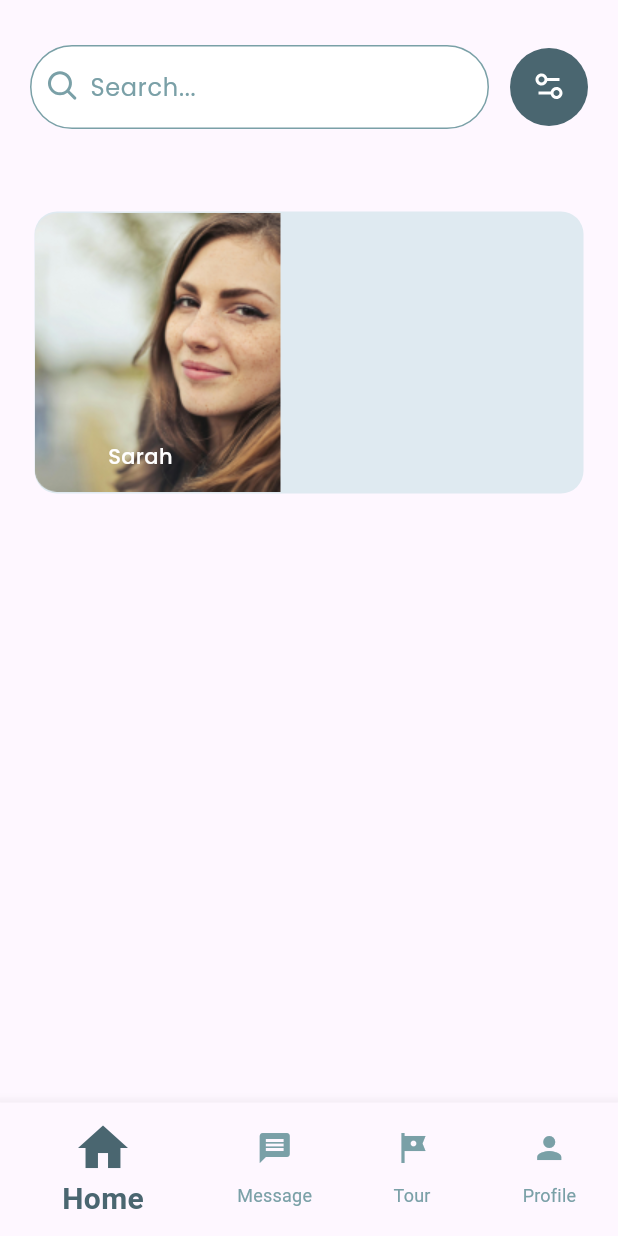
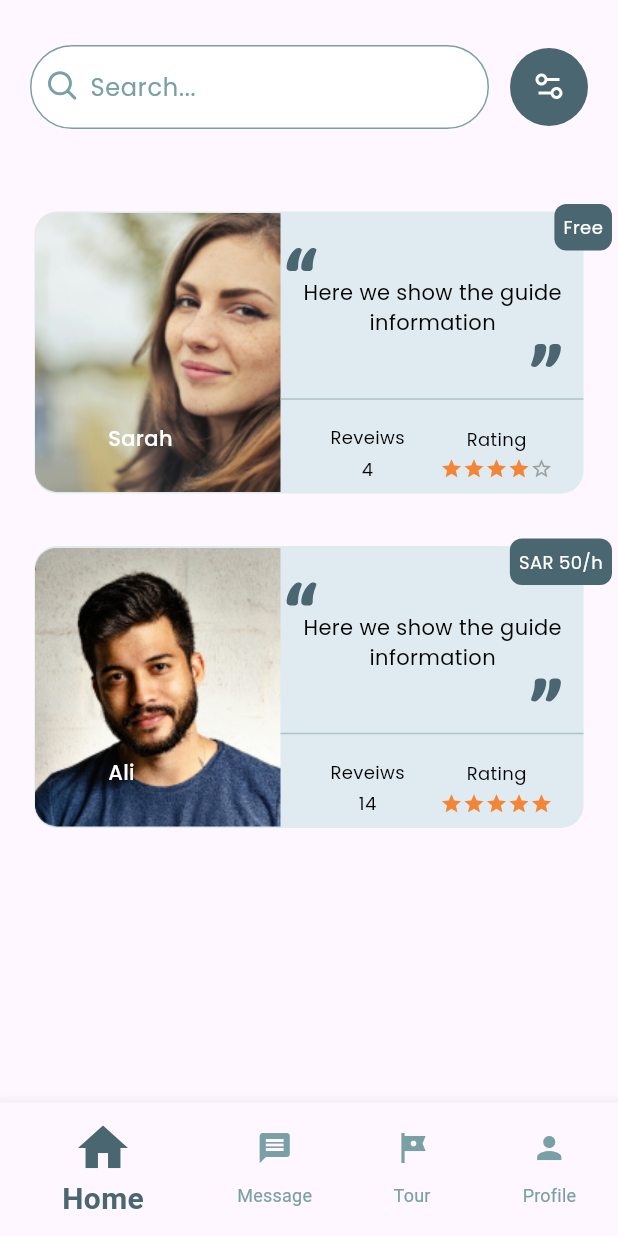
Before and after one commit to ftoome545/TravelMate-project, a Flutter app: the screen it shows after launch, on a phone screen of 412 x 824 dp. Run offline on Flutter 3.47's test engine with Material 3 defaults, Android fonts, the phone set to English and light mode, and no system bars; drawn by our look-alikes of flutter_rating; our stand-ins replace flutter_svg.

Commit message:
finish the home screen

```diff
--- /dev/null
+++ b/lib/model/guide_box_info_model.dart
@@ -0,0 +1,12 @@
+class GuideBoxInfoModel {
+  final String image, name, brifData, reveiws, rating, price;
+
+  const GuideBoxInfoModel({
+    required this.image,
+    required this.name,
+    required this.brifData,
+    required this.reveiws,
+    required this.rating,
+    required this.price,
+  });
+}
--- a/lib/utils/app_images.dart
+++ b/lib/utils/app_images.dart
@@ -57,6 +57,10 @@ class Assets {
   /// Assets for imagesGoogleIcon
   /// assets/images/google_icon.svg
   static const String imagesGoogleIcon = "assets/images/google_icon.svg";
+
+  /// Assets for imagesGuideAliImage
+  /// assets/images/guide_Ali_image.png
+  static const String imagesGuideAliImage = "assets/images/guide_Ali_image.png";
 
   /// Assets for imagesGuideImageInConfirmScreen
   /// assets/images/guide_image_in_confirm_screen.svg
--- /dev/null
+++ b/lib/widgets/guide_box_list_view.dart
@@ -0,0 +1,39 @@
+import 'package:flutter/material.dart';
+import 'package:travel_mate/model/guide_box_info_model.dart';
+import 'package:travel_mate/utils/app_images.dart';
+import 'package:travel_mate/widgets/guide_info_box.dart';
+
+class GuideBoxListView extends StatelessWidget {
+  const GuideBoxListView({
+    super.key,
+  });
+
+  final List guideBoxInfoItems = const [
+    GuideBoxInfoModel(
+      image: Assets.imagesGuideSarahImage,
+      name: 'Sarah',
+      brifData: 'Here we show the guide information',
+      reveiws: '4',
+      rating: '4',
+      price: 'Free',
+    ),
+    GuideBoxInfoModel(
+        image: Assets.imagesGuideAliImage,
+        name: 'Ali',
+        brifData: 'Here we show the guide information',
+        reveiws: '14',
+        rating: '5',
+        price: 'SAR 50/h'),
+  ];
+
+  @override
+  Widget build(BuildContext context) {
+    return ListView.builder(
+        itemCount: guideBoxInfoItems.length,
+        itemBuilder: (context, index) {
+          return GuideInfoBox(
+            guideBoxInfoModel: guideBoxInfoItems[index],
+          );
+        });
+  }
+}
--- a/lib/widgets/guide_image_and_name.dart
+++ b/lib/widgets/guide_image_and_name.dart
@@ -1,11 +1,15 @@
 import 'package:flutter/material.dart';
-import 'package:travel_mate/utils/app_images.dart';
+// import 'package:travel_mate/utils/app_images.dart';
 import 'package:travel_mate/utils/app_styles.dart';
 
 class GuideImageAndName extends StatelessWidget {
   const GuideImageAndName({
     super.key,
+    required this.image,
+    required this.name,
   });
+
+  final String image, name;
 
   @override
   Widget build(BuildContext context) {
@@ -16,15 +20,14 @@ class GuideImageAndName extends StatelessWidget {
             topLeft: Radius.circular(15),
             bottomLeft: Radius.circular(15),
           ),
-          child: Image.asset(
-            Assets.imagesGuideSarahImage,
-          ),
+          child: Image.asset(image),
         ),
         Padding(
           padding:
-              const EdgeInsets.only(top: 152, bottom: 7, left: 49, right: 49),
+              const EdgeInsets.only(top: 140, bottom: 7, left: 49, right: 49),
           child: Text(
-            'Sarah',
+            textAlign: TextAlign.center,
+            name,
             style: AppStyles.styleMedium14
                 .copyWith(color: const Color(0xffFFFFFF)),
           ),
--- /dev/null
+++ b/lib/widgets/guide_info_box.dart
@@ -0,0 +1,71 @@
+import 'package:flutter/material.dart';
+import 'package:travel_mate/model/guide_box_info_model.dart';
+import 'package:travel_mate/utils/app_styles.dart';
+import 'package:travel_mate/widgets/guide_image_and_name.dart';
+import 'package:travel_mate/widgets/guide_information.dart';
+
+class GuideInfoBox extends StatelessWidget {
+  const GuideInfoBox({
+    super.key,
+    required this.guideBoxInfoModel,
+  });
+
+  final GuideBoxInfoModel guideBoxInfoModel;
+
+  @override
+  Widget build(BuildContext context) {
+    return Stack(
+      alignment: Alignment.topRight,
+      children: [
+        Padding(
+          padding: const EdgeInsets.only(top: 35, left: 23, right: 23),
+          child: Container(
+            height: 188,
+            decoration: ShapeDecoration(
+              color: const Color(0xffDFEAF1),
+              shape: RoundedRectangleBorder(
+                borderRadius: BorderRadius.circular(15),
+              ),
+            ),
+            child: Row(
+              children: [
+                GuideImageAndName(
+                  image: guideBoxInfoModel.image,
+                  name: guideBoxInfoModel.name,
+                ),
+                Expanded(
+                  child: GuideInformation(
+                    brifData: guideBoxInfoModel.brifData,
+                    reveiws: guideBoxInfoModel.reveiws,
+                    rating: guideBoxInfoModel.rating,
+                  ),
+                ),
+              ],
+            ),
+          ),
+        ),
+        Padding(
+          padding: const EdgeInsets.only(
+            top: 30,
+            right: 4,
+            left: 300,
+          ),
+          child: Container(
+            height: 31,
+            decoration: ShapeDecoration(
+                color: const Color(0xff4A6670),
+                shape: RoundedRectangleBorder(
+                    borderRadius: BorderRadius.circular(8))),
+            child: Padding(
+              padding: const EdgeInsets.symmetric(horizontal: 6, vertical: 7),
+              child: Text(
+                guideBoxInfoModel.price,
+                style: AppStyles.styleRegular12.copyWith(color: Colors.white),
+              ),
+            ),
+          ),
+        ),
+      ],
+    );
+  }
+}
--- /dev/null
+++ b/lib/widgets/guide_information.dart
@@ -0,0 +1,111 @@
+import 'package:flutter/material.dart';
+import 'package:flutter_svg/svg.dart';
+import 'package:travel_mate/utils/app_images.dart';
+import 'package:travel_mate/utils/app_styles.dart';
+import 'package:travel_mate/widgets/guide_rating_display.dart';
+
+class GuideInformation extends StatelessWidget {
+  const GuideInformation({
+    super.key,
+    required this.brifData,
+    required this.reveiws,
+    required this.rating,
+  });
+
+  final String brifData, reveiws, rating;
+
+  @override
+  Widget build(BuildContext context) {
+    return Column(
+      children: [
+        const SizedBox(
+          height: 20,
+        ),
+        Row(
+          mainAxisAlignment: MainAxisAlignment.start,
+          children: [
+            const SizedBox(
+              width: 2,
+            ),
+            SvgPicture.asset(Assets.imagesQuoteIcon1),
+          ],
+        ),
+        Padding(
+          padding: const EdgeInsets.only(left: 10, right: 9),
+          child: Text(
+            textAlign: TextAlign.center,
+            brifData,
+            // 'Here we show the guide information',
+            style: AppStyles.styleRegular14.copyWith(
+              color: const Color(0xff000000),
+            ),
+          ),
+        ),
+        Row(
+          mainAxisAlignment: MainAxisAlignment.end,
+          children: [
+            SvgPicture.asset(Assets.imagesQuoteIcon2),
+            const SizedBox(
+              width: 13,
+            ),
+          ],
+        ),
+        const Divider(
+          color: Color(0xffACC5CB),
+          height: 34,
+        ),
+        Row(
+          children: [
+            const SizedBox(
+              width: 15,
+            ),
+            Expanded(
+              child: Column(
+                crossAxisAlignment: CrossAxisAlignment.center,
+                children: [
+                  Text(
+                    'Reveiws',
+                    style: AppStyles.styleRegular12.copyWith(
+                      color: Colors.black,
+                    ),
+                  ),
+                  const SizedBox(
+                    height: 4,
+                  ),
+                  Text(
+                    reveiws,
+                    style: AppStyles.styleRegular12.copyWith(
+                      color: Colors.black,
+                    ),
+                  ),
+                ],
+              ),
+            ),
+            Expanded(
+              child: Column(
+                crossAxisAlignment: CrossAxisAlignment.center,
+                children: [
+                  Text(
+                    'Rating',
+                    style: AppStyles.styleRegular12.copyWith(
+                      color: Colors.black,
+                    ),
+                  ),
+                  const SizedBox(
+                    height: 4,
+                  ),
+                  GuideRatingDisplay(
+                    guideRating: double.parse(rating),
+                  ),
+                ],
+              ),
+            ),
+            const SizedBox(
+              width: 15,
+            ),
+          ],
+        ),
+      ],
+    );
+  }
+}
--- /dev/null
+++ b/lib/widgets/guide_rating_display.dart
@@ -0,0 +1,18 @@
+import 'package:flutter/material.dart';
+import 'package:flutter_rating/flutter_rating.dart';
+
+class GuideRatingDisplay extends StatelessWidget {
+  const GuideRatingDisplay({super.key, required this.guideRating});
+
+  final double guideRating;
+  @override
+  Widget build(BuildContext context) {
+    return StarRating(
+      rating: guideRating,
+      starCount: 5,
+      size: 15,
+      color: const Color(0xffF38536),
+      borderColor: Colors.grey,
+    );
+  }
+}
--- a/lib/widgets/home_screen.dart
+++ b/lib/widgets/home_screen.dart
@@ -1,8 +1,6 @@
 import 'package:flutter/material.dart';
-import 'package:travel_mate/utils/app_images.dart';
-import 'package:travel_mate/utils/app_styles.dart';
 import 'package:travel_mate/widgets/filter_icon.dart';
-import 'package:travel_mate/widgets/guide_image_and_name.dart';
+import 'package:travel_mate/widgets/guide_box_list_view.dart';
 import 'package:travel_mate/widgets/home_search_bar.dart';
 
 class HomeScreen extends StatelessWidget {
@@ -30,25 +28,6 @@ class HomeScreen extends StatelessWidget {
             ),
           ),
         ),
-      body: Padding(
-        padding: const EdgeInsets.only(top: 35, left: 23, right: 23),
-        child: Container(
-          height: 188,
-          decoration: ShapeDecoration(
-            color: const Color(0xffDFEAF1),
-            shape: RoundedRectangleBorder(
-              borderRadius: BorderRadius.circular(15),
-            ),
-          ),
-          child: const Row(
-            children: [
-              Expanded(
-                child: GuideImageAndName(),
-              )
-            ],
-          ),
-        ),
-      ),
-    );
+        body: const GuideBoxListView());
   }
 }
--- a/pubspec.yaml
+++ b/pubspec.yaml
@@ -36,6 +36,7 @@ dependencies:
   # Use with the CupertinoIcons class for iOS style icons.
   cupertino_icons: ^1.0.6
   flutter_svg: ^2.0.10+1
+  flutter_rating: ^2.0.2
 
 dev_dependencies:
   flutter_test:
```
Also changed, not shown: assets/images/guide_Ali_image.png (added), pubspec.lock. Lines whose indentation alone changed are shown as unchanged.
